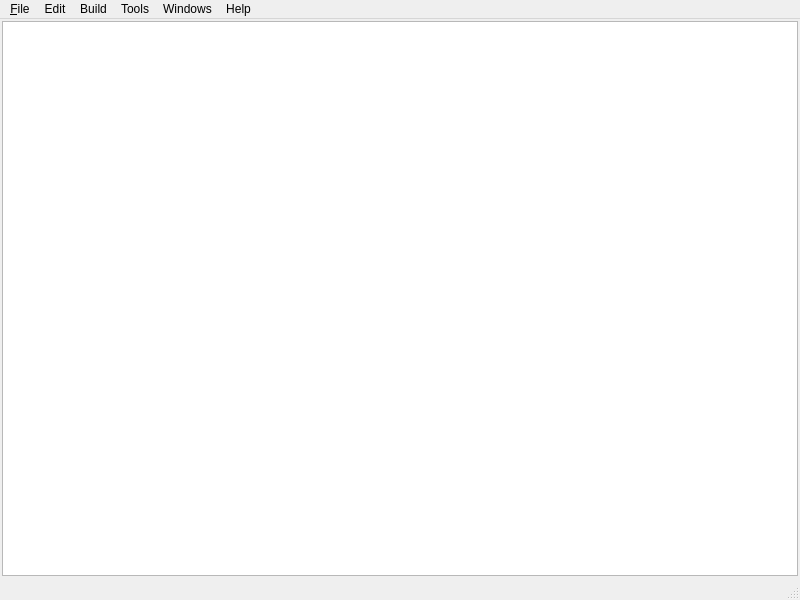
The window that Source/ZEEngine/ZEGraphics/ZEDSHShaderEditor/ZEDSHMainWindow.ui (orcun-gokbulut/ze) describes before a commit, drawn with Qt 5.
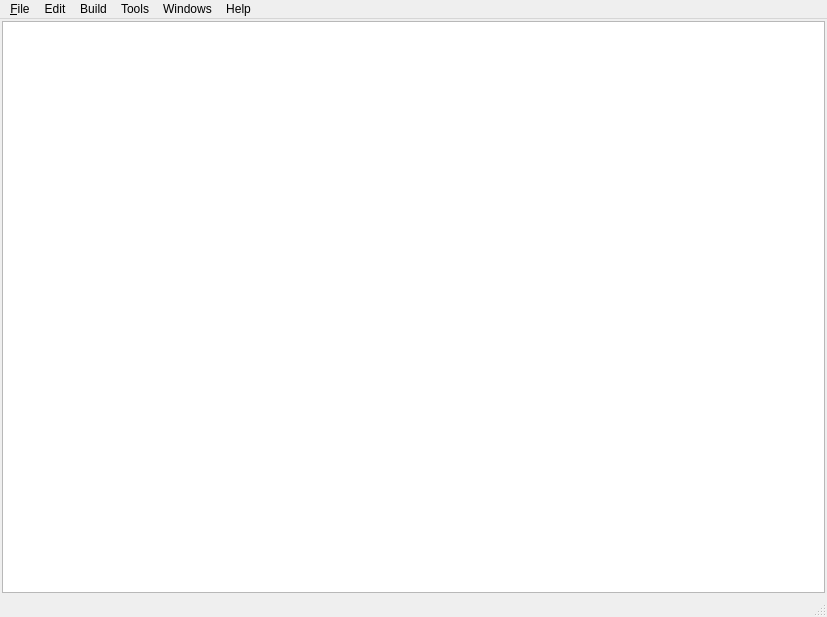
The same window after the commit. Custom widgets are drawn as their Qt base class.

Commit message: ADD: Shader compile options tool window has been added to ZEDSHEditor. IMP: ZEGRShaderCompile has been improved in order to make it compatible with ZESHEditor. ADD: DLL based post shader compile interface, which is used for fixing compile problems, has been added to ZEDSHEditor and integrated into ZED11ShaderCompiler. ADD: ZEDSHEditor upload to engine mechanism has been implemented. ADD: Row and column number widget in status bar has been added to ZEDSHMainWindow.

```diff
--- a/Source/ZEEngine/ZEGraphics/ZEDSHShaderEditor/ZEDSHMainWindow.ui
+++ b/Source/ZEEngine/ZEGraphics/ZEDSHShaderEditor/ZEDSHMainWindow.ui
@@ -6,8 +6,8 @@
    <rect>
     <x>0</x>
     <y>0</y>
-    <width>800</width>
-    <height>600</height>
+    <width>827</width>
+    <height>617</height>
    </rect>
   </property>
   <property name="windowTitle">
@@ -38,7 +38,7 @@
     <rect>
      <x>0</x>
      <y>0</y>
-     <width>800</width>
+     <width>827</width>
      <height>21</height>
     </rect>
    </property>
```
The commit also changes 10 other files.
